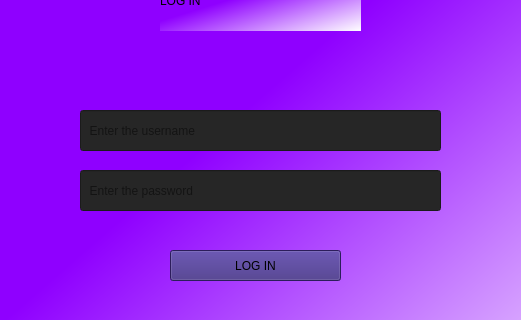
Qt form ui_design/login.ui (mariamzhamakochyan/Lab-projects) before a commit; both pictures show x 90 to 611 and y 100 to 420 of the 700 by 600 pixel window.
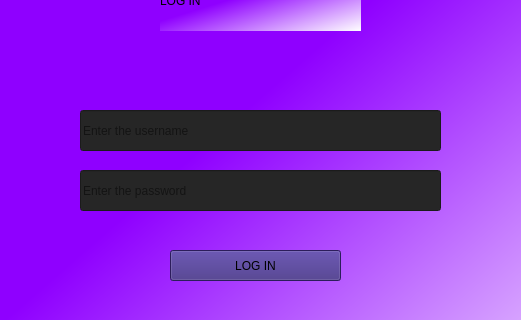
The same form after that commit.

Diff of the .ui file:
```diff
--- a/ui_design/login.ui
+++ b/ui_design/login.ui
@@ -70,7 +70,7 @@
     <enum>QLineEdit::Normal</enum>
    </property>
    <property name="placeholderText">
-    <string>  Enter the username</string>
+    <string>Enter the username</string>
    </property>
   </widget>
   <widget class="QLineEdit" name="password">
@@ -92,7 +92,7 @@
     <enum>QLineEdit::Password</enum>
    </property>
    <property name="placeholderText">
-    <string>  Enter the password</string>
+    <string>Enter the password</string>
    </property>
   </widget>
   <widget class="QLabel" name="label">
```
